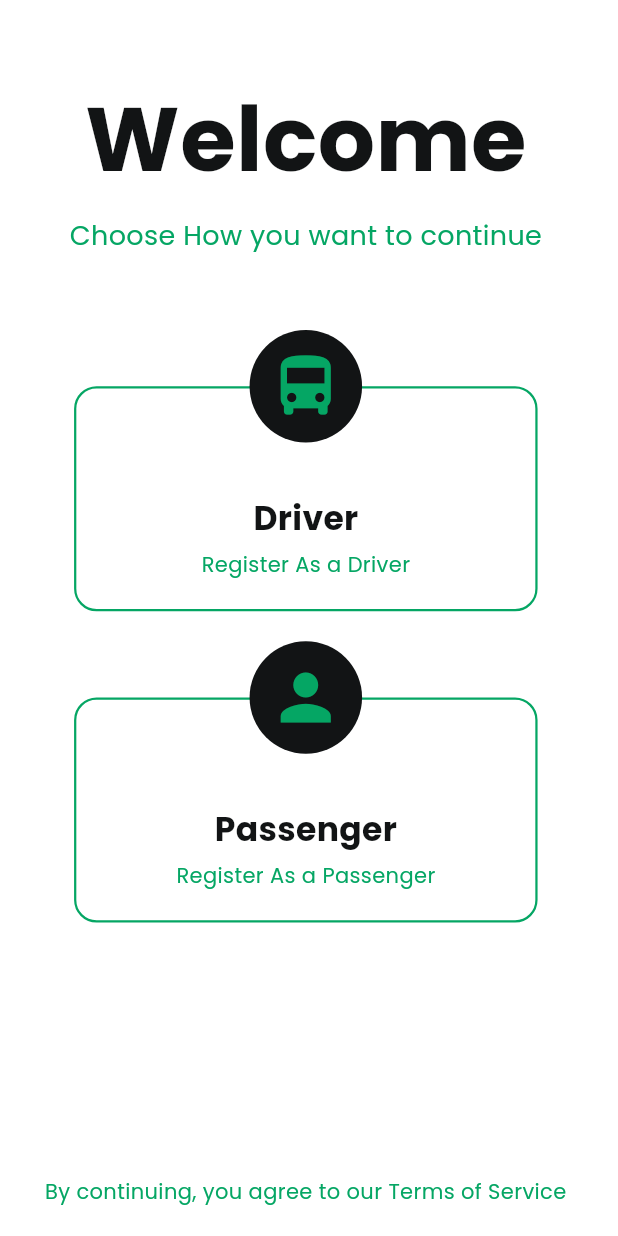
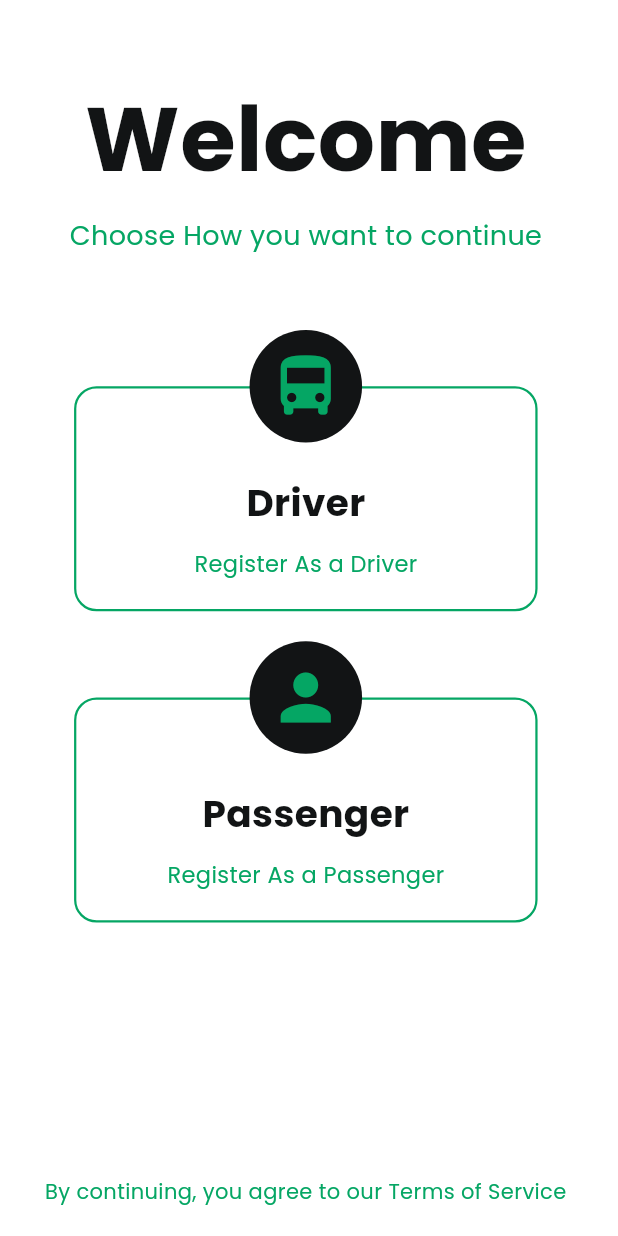
Before and after one commit to venuraka/Travel_pass, a Flutter app: the screen it shows after launch, on a phone screen of 412 x 824 dp. Run offline on Flutter 3.47's test engine with Material 3 defaults, Android fonts, the phone set to English and light mode, and no system bars.

Commit message:
Update UserSelection.dart

```diff
--- a/project/lib/Screens/UserSelection.dart
+++ b/project/lib/Screens/UserSelection.dart
@@ -152,17 +152,17 @@ class SelectionTile extends StatelessWidget {
                     Text(
                       title,
                       style: const TextStyle(
-                        fontSize: 22,
+                        fontSize: 25,
                         fontWeight: FontWeight.bold,
                         color: Color(0xFF121415),
                       ),
                     ),
                     // Subtitle/Registration Text
-                    const SizedBox(height: 5),
+                    const SizedBox(height: 12),
                     Text(
                       subtitle,
                       style: TextStyle(
-                        fontSize: 14,
+                        fontSize: 15,
                         color: Color(0xFF05A664),
                       ),
                     ),
```
